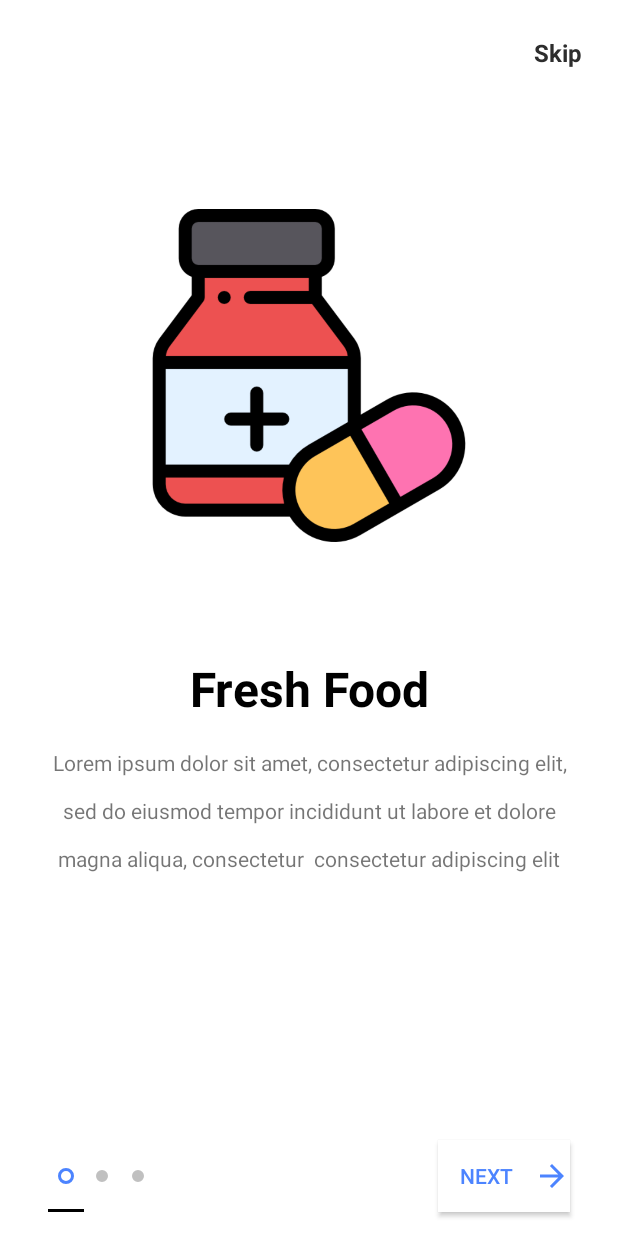
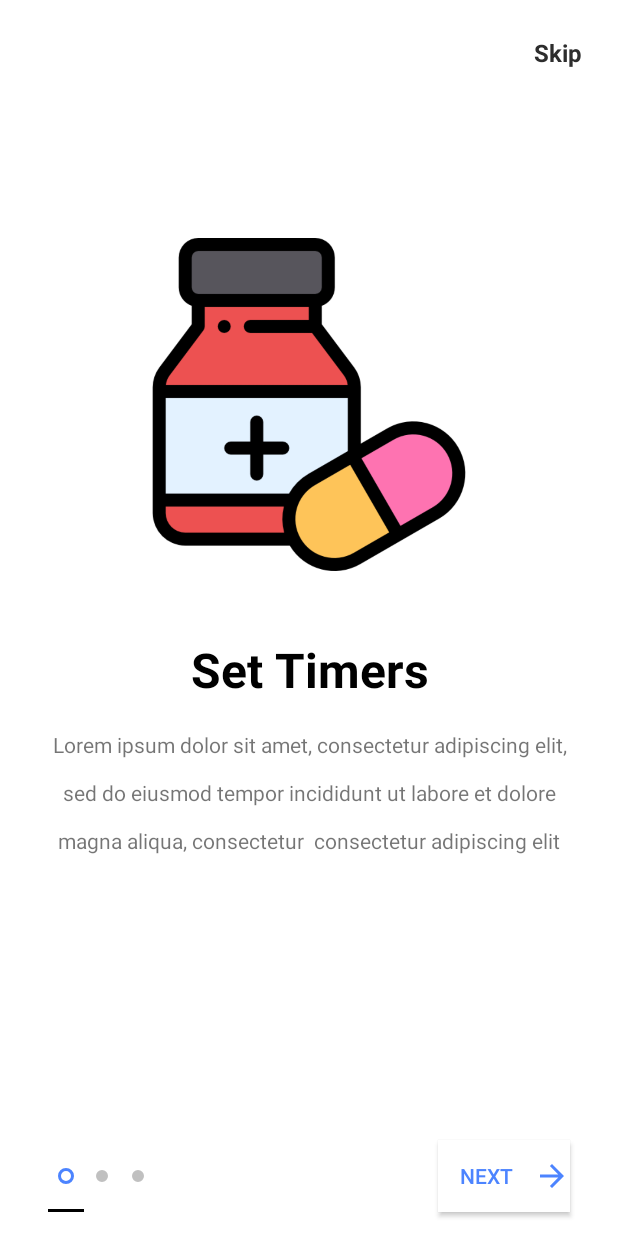
Before and after one commit to AkhilGandhi1999/FinalApp, an Android app: the screen it shows after launch (IntroActivity), on a phone screen of 412 x 824 dp. Run offline under Robolectric (Android 15) with nearby library versions, the phone set to English and light mode, and no system bars.

Commit message:
Minor Fix

```diff
--- a/app/src/main/java/com/example/finalapp/IntroActivity.java
+++ b/app/src/main/java/com/example/finalapp/IntroActivity.java
@@ -69,9 +69,9 @@ public class IntroActivity extends AppCompatActivity {
         // fill list screen
 
         final List<ScreenItem> mList = new ArrayList<>();
-        mList.add(new ScreenItem("Fresh Food","Lorem ipsum dolor sit amet, consectetur adipiscing elit, sed do eiusmod tempor incididunt ut labore et dolore magna aliqua, consectetur  consectetur adipiscing elit",R.drawable.medicine));
-        mList.add(new ScreenItem("Fast Delivery","Lorem ipsum dolor sit amet, consectetur adipiscing elit, sed do eiusmod tempor incididunt ut labore et dolore magna aliqua, consectetur  consectetur adipiscing elit",R.drawable.seo));
-        mList.add(new ScreenItem("Easy Payment","Lorem ipsum dolor sit amet, consectetur adipiscing elit, sed do eiusmod tempor incididunt ut labore et dolore magna aliqua, consectetur  consectetur adipiscing elit",R.drawable.pharmacy));
+        mList.add(new ScreenItem("Set Timers","Lorem ipsum dolor sit amet, consectetur adipiscing elit, sed do eiusmod tempor incididunt ut labore et dolore magna aliqua, consectetur  consectetur adipiscing elit",R.drawable.medicine));
+        mList.add(new ScreenItem("Track Your Intake","Lorem ipsum dolor sit amet, consectetur adipiscing elit, sed do eiusmod tempor incididunt ut labore et dolore magna aliqua, consectetur  consectetur adipiscing elit",R.drawable.seo));
+        mList.add(new ScreenItem("Find Stores","Lorem ipsum dolor sit amet, consectetur adipiscing elit, sed do eiusmod tempor incididunt ut labore et dolore magna aliqua, consectetur  consectetur adipiscing elit",R.drawable.pharmacy));
 
         // setup viewpager
         screenPager =findViewById(R.id.screen_viewpager);
--- a/app/src/main/res/layout/layout_screen.xml
+++ b/app/src/main/res/layout/layout_screen.xml
@@ -11,7 +11,7 @@
         android:layout_width="wrap_content"
         android:layout_height="wrap_content"
         android:orientation="horizontal"
-        app:layout_constraintGuide_begin="459dp" />
+        app:layout_constraintGuide_begin="446dp" />
 
     <TextView
         android:id="@+id/intro_title"
@@ -61,7 +61,7 @@
         android:layout_marginLeft="8dp"
         android:layout_marginEnd="8dp"
         android:layout_marginRight="8dp"
-        android:layout_marginBottom="76dp"
+        android:layout_marginBottom="44dp"
         app:layout_constraintBottom_toTopOf="@+id/intro_title"
         app:layout_constraintEnd_toEndOf="parent"
         app:layout_constraintHorizontal_bias="0.516"
```
Also changed, not shown: app/src/main/java/com/example/finalapp/ListMed.java (+21 -9 lines), app/src/main/res/layout/activity_list_med.xml (+13 -1 lines).
